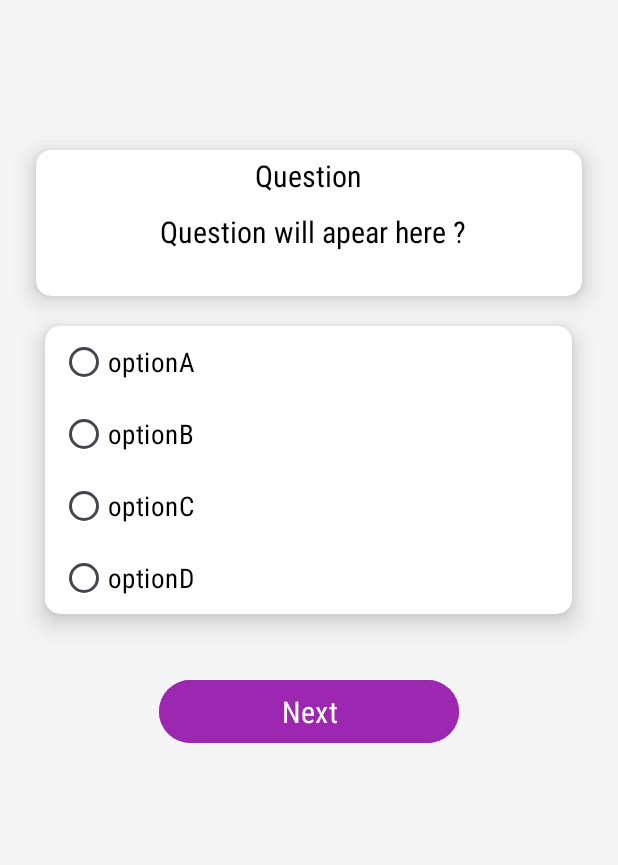
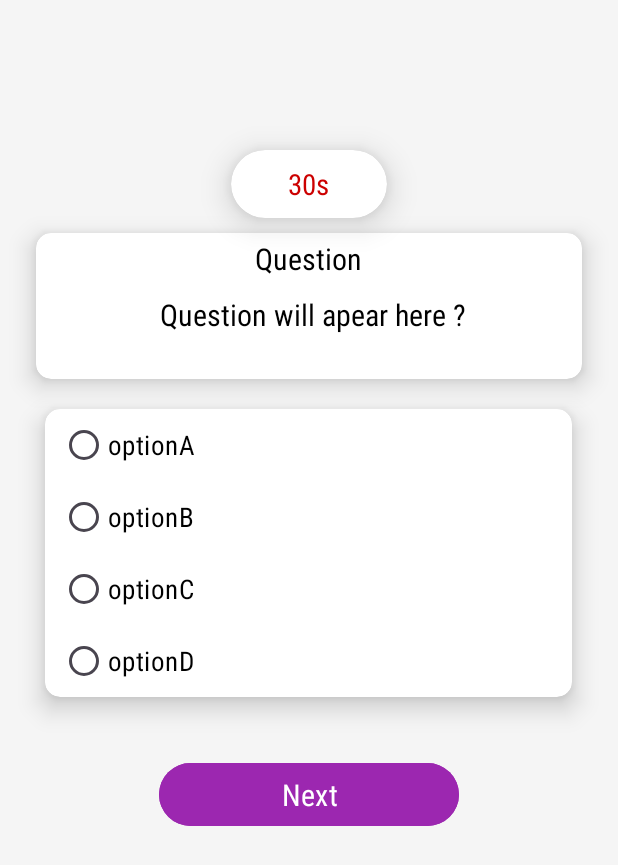
Before and after one commit to AbhayBhaware/QuizPro, an Android app: the screen it shows after launch (MainActivity), on a phone screen of 412 x 824 dp. Shown: the top 865 px of the screen. Run offline under Robolectric (Android 15) with nearby library versions, the light colour scheme and no system bars; our stand-ins replace Firebase (no records; nobody signed in at launch, a user with empty details on screens opened directly), sdp/ssp sizes.

Commit message:
more questions added and timer implemented

```diff
--- a/app/src/main/java/com/example/quizpro/MainActivity.java
+++ b/app/src/main/java/com/example/quizpro/MainActivity.java
@@ -1,62 +1,55 @@
 package com.example.quizpro;
 
 import android.os.Bundle;
+import android.os.CountDownTimer;
 import android.view.View;
 import android.widget.Button;
 import android.widget.RadioButton;
 import android.widget.TextView;
 
-import androidx.annotation.NonNull;
 import androidx.appcompat.app.AppCompatActivity;
 
-import com.google.android.gms.tasks.OnCompleteListener;
-import com.google.android.gms.tasks.Task;
 import com.google.firebase.firestore.DocumentSnapshot;
 import com.google.firebase.firestore.FirebaseFirestore;
-
-import org.w3c.dom.Document;
 
 import java.util.ArrayList;
 import java.util.List;
 
-
 public class MainActivity extends AppCompatActivity {
 
-    TextView questionText;
+    TextView questionText, timerText;
     RadioButton opA, opB, opC, opD;
     Button nextBtn;
+    CountDownTimer countDownTimer;
+    int timePerQuestion = 30;
 
     FirebaseFirestore db;
-
-    List<DocumentSnapshot> questionList =new ArrayList<>();
-    int currentIndex=0;
+    List<DocumentSnapshot> questionList = new ArrayList<>();
+    int currentIndex = 0;
 
     @Override
     protected void onCreate(Bundle savedInstanceState) {
         super.onCreate(savedInstanceState);
         setContentView(R.layout.activity_main);
 
-        questionText=findViewById(R.id.question);
-        opA=findViewById(R.id.optionA);
-        opB=findViewById(R.id.optionB);
-        opC=findViewById(R.id.optionC);
-        opD=findViewById(R.id.optionD);
-        nextBtn=findViewById(R.id.nextBtn);
+        questionText = findViewById(R.id.question);
+        timerText = findViewById(R.id.timertext);
+        opA = findViewById(R.id.optionA);
+        opB = findViewById(R.id.optionB);
+        opC = findViewById(R.id.optionC);
+        opD = findViewById(R.id.optionD);
+        nextBtn = findViewById(R.id.nextBtn);
 
-        db=FirebaseFirestore.getInstance();
-
+        db = FirebaseFirestore.getInstance();
 
         fetchQuestion();
     }
 
-    public void fetchQuestion()
-    {
+    public void fetchQuestion() {
         db.collection("Questions").get().addOnCompleteListener(task -> {
-           if (task.isSuccessful())
-           {
-               questionList=task.getResult().getDocuments();
-               if (!questionList.isEmpty())
-               {
+            if (task.isSuccessful()) {
+                questionList = task.getResult().getDocuments();
+                if (!questionList.isEmpty()) {
                     showQuestion(currentIndex);
                 }
             }
@@ -73,13 +66,13 @@ public class MainActivity extends AppCompatActivity {
         String optionD = document.getString("optionD");
         String correctAnswer = document.getString("currectAnswer");
 
-
         questionText.setText(question);
         opA.setText(optionA);
         opB.setText(optionB);
         opC.setText(optionC);
         opD.setText(optionD);
 
+        // Reset colors and selections
         opA.setTextColor(getResources().getColor(android.R.color.black));
         opB.setTextColor(getResources().getColor(android.R.color.black));
         opC.setTextColor(getResources().getColor(android.R.color.black));
@@ -89,7 +82,36 @@ public class MainActivity extends AppCompatActivity {
         opC.setChecked(false);
         opD.setChecked(false);
 
+        // Start timer for this question
+        startTimer(correctAnswer);
+
         nextBtn.setOnClickListener(v -> {
+            countDownTimer.cancel(); // Stop timer when answer is chosen
+            checkAnswer(correctAnswer);
+        });
+    }
+
+    private void startTimer(String correctAnswer) {
+        if (countDownTimer != null) {
+            countDownTimer.cancel();
+        }
+
+        countDownTimer = new CountDownTimer(timePerQuestion * 1000, 1000) {
+            @Override
+            public void onTick(long millisUntilFinished) {
+                timerText.setText((millisUntilFinished / 1000) + "s");
+            }
+
+            @Override
+            public void onFinish() {
+                timerText.setText("Time's up!");
+                // Auto move to next question if time runs out
+                checkAnswer(correctAnswer);
+            }
+        }.start();
+    }
+
+    private void checkAnswer(String correctAnswer) {
         String selectedAnswer = "";
         if (opA.isChecked()) selectedAnswer = "optionA";
         else if (opB.isChecked()) selectedAnswer = "optionB";
@@ -102,7 +124,6 @@ public class MainActivity extends AppCompatActivity {
             highlightCorrect(correctAnswer, false);
         }
 
-
         nextBtn.postDelayed(() -> {
             currentIndex++;
             if (currentIndex < questionList.size()) {
@@ -114,12 +135,10 @@ public class MainActivity extends AppCompatActivity {
                 opC.setVisibility(View.GONE);
                 opD.setVisibility(View.GONE);
                 nextBtn.setVisibility(View.GONE);
+                timerText.setVisibility(View.GONE);
             }
         }, 1000);
-        });
     }
-
-
 
     private void highlightCorrect(String correctAnswer, boolean isCorrect) {
         int colorGreen = getResources().getColor(android.R.color.holo_green_dark);
--- a/app/src/main/res/layout/activity_main.xml
+++ b/app/src/main/res/layout/activity_main.xml
@@ -8,13 +8,36 @@
     android:orientation="vertical"
     tools:context=".MainActivity">
 
+
+    <androidx.cardview.widget.CardView
+        android:layout_width="@dimen/_80sdp"
+        android:layout_height="@dimen/_35sdp"
+        android:layout_gravity="center"
+        android:layout_marginTop="100dp"
+        android:backgroundTint="@color/white"
+        app:cardCornerRadius="@dimen/_100sdp"
+        app:cardElevation="@dimen/_10sdp">
+
+        <TextView
+            android:id="@+id/timertext"
+            android:layout_width="wrap_content"
+            android:layout_height="wrap_content"
+            android:layout_gravity="center"
+            android:fontFamily="sans-serif-condensed"
+            android:text="30s"
+            android:textColor="@android:color/holo_red_dark"
+            android:textSize="@dimen/_15sdp" />
+
+
+    </androidx.cardview.widget.CardView>
+
     <androidx.cardview.widget.CardView
         android:layout_width="@dimen/_280sdp"
         android:layout_height="@dimen/_75sdp"
         app:cardCornerRadius="10dp"
         android:backgroundTint="@color/white"
         app:cardElevation="10dp"
-        android:layout_marginTop="100dp"
+        android:layout_marginTop="10dp"
         android:layout_gravity="center">
 
         <LinearLayout
```
Lines whose indentation alone changed are shown as unchanged.
